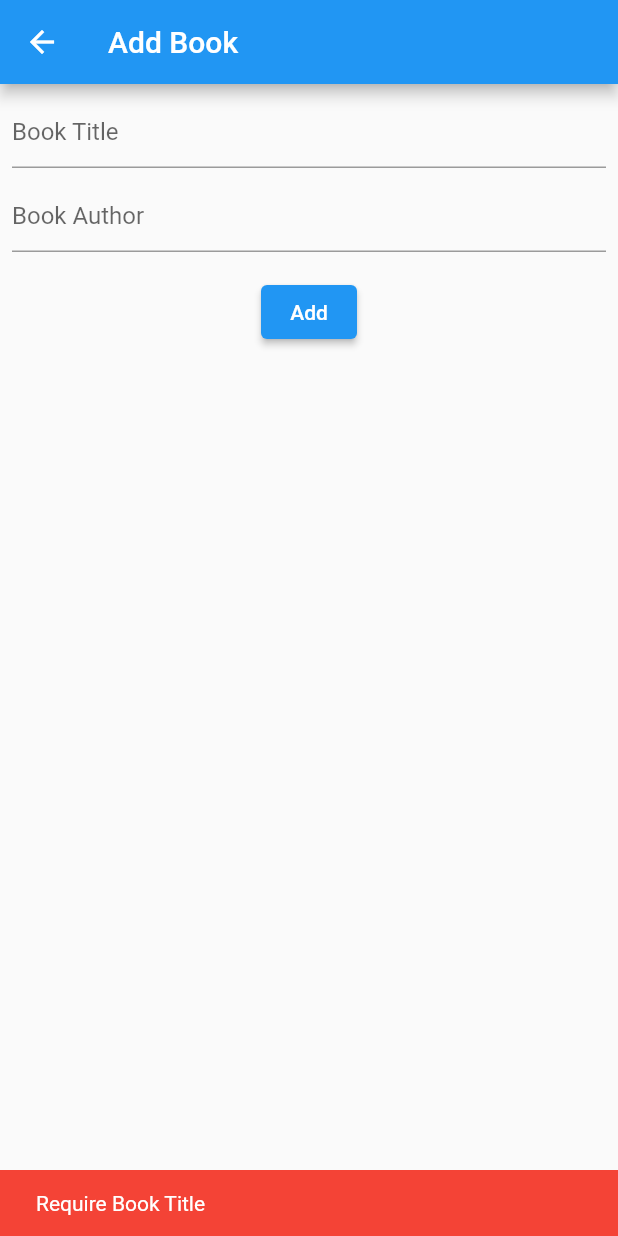
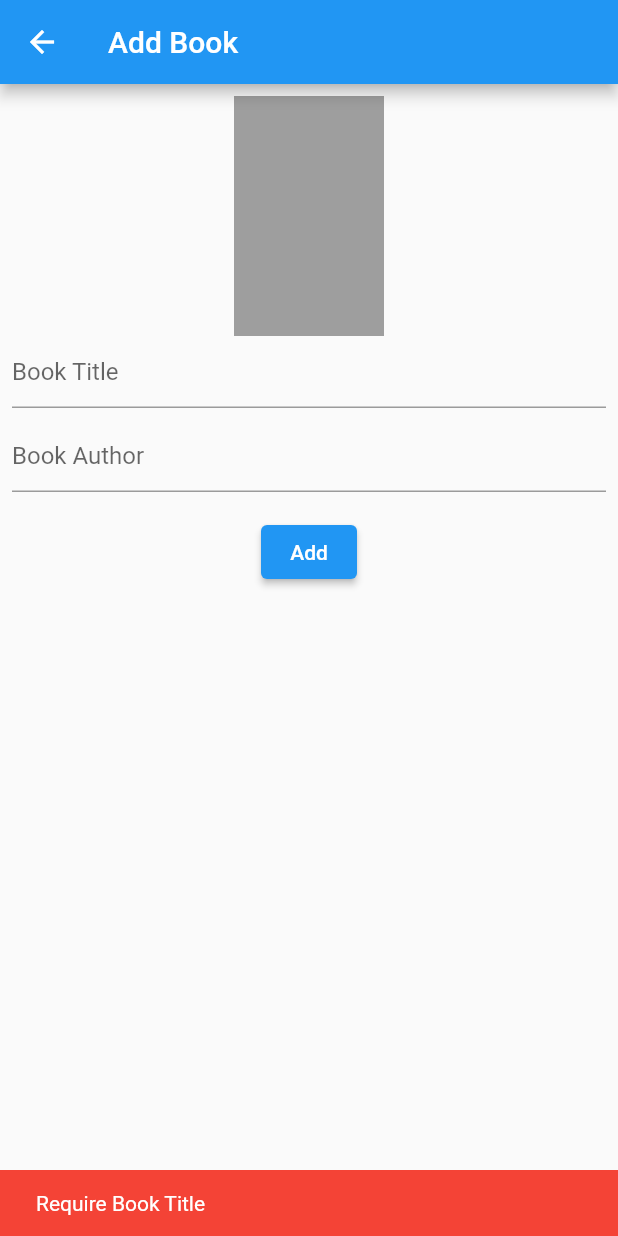
Before and after one commit to mori-9547/flutter_firebase, a Flutter app: the AddBookPage screen opened directly, after a tap on "Add", on a phone screen of 412 x 824 dp. Run offline on Flutter 3.47's test engine with Material 2 defaults, Android fonts, the phone set to English and light mode, and no system bars; our stand-ins replace cloud_firestore, firebase_core, firebase_storage, flutter_slidable, image_picker; accounts and stored records are empty.

```diff
--- a/lib/add_book/add_book_model.dart
+++ b/lib/add_book/add_book_model.dart
@@ -1,9 +1,27 @@
+import 'dart:io';
+
 import 'package:cloud_firestore/cloud_firestore.dart';
+import 'package:firebase_storage/firebase_storage.dart';
 import 'package:flutter/material.dart';
+import 'package:image_picker/image_picker.dart';
 
 class AddBookModel extends ChangeNotifier {
   String? title;
   String? author;
+  File? imageFile;
+  bool isLoading = false;
+
+  final picker = ImagePicker();
+
+  void startLoading() {
+    isLoading = true;
+    notifyListeners();
+  }
+
+  void endLoading() {
+    isLoading = false;
+    notifyListeners();
+  }
 
   Future addBook() async {
     if (title == null || title!.isEmpty) {
@@ -14,9 +32,28 @@ class AddBookModel extends ChangeNotifier {
       throw 'Require Book Author';
     }
 
+    final doc = FirebaseFirestore.instance.collection('books').doc();
+    String? imgUrl;
+    if (imageFile != null) {
+      final task = await FirebaseStorage.instance
+          .ref('books/${doc.id}')
+          .putFile(imageFile!);
+      imgUrl = await task.ref.getDownloadURL();
+    }
+
     await FirebaseFirestore.instance.collection('books').add({
       'title': title,
       'author': author,
+      'imgUrl': imgUrl,
     });
   }
+
+  Future pickImage() async {
+    final pickedFile = await picker.pickImage(source: ImageSource.gallery);
+
+    if (pickedFile != null) {
+      imageFile = File(pickedFile.path);
+      notifyListeners();
+    }
+  }
 }
--- a/lib/add_book/add_book_page.dart
+++ b/lib/add_book/add_book_page.dart
@@ -13,10 +13,23 @@ class AddBookPage extends StatelessWidget {
         ),
         body: Center(
           child: Consumer<AddBookModel>(builder: (context, model, child) {
-            return Padding(
+            return Stack(children: [
+              Padding(
                 padding: const EdgeInsets.all(8.0),
                 child: Column(
                   children: [
+                    GestureDetector(
+                      child: SizedBox(
+                        width: 100,
+                        height: 160,
+                        child: model.imageFile != null
+                            ? Image.file(model.imageFile!)
+                            : Container(color: Colors.grey),
+                      ),
+                      onTap: () async {
+                        await model.pickImage();
+                      },
+                    ),
                     TextField(
                       decoration: const InputDecoration(
                         hintText: 'Book Title',
@@ -42,6 +55,7 @@ class AddBookPage extends StatelessWidget {
                     ElevatedButton(
                       onPressed: () async {
                         try {
+                          model.startLoading();
                           await model.addBook();
                           Navigator.of(context).pop(true);
                         } catch (e) {
@@ -50,12 +64,23 @@ class AddBookPage extends StatelessWidget {
                             content: Text(e.toString()),
                           );
                           ScaffoldMessenger.of(context).showSnackBar(snackBar);
+                        } finally {
+                          model.endLoading();
                         }
                       },
-                      child: const Text('Add'))
+                      child: const Text('Add'),
+                    )
                   ],
                 ),
-            );
+              ),
+              if (model.isLoading)
+                Container(
+                  color: Colors.black54,
+                  child: const Center(
+                    child: CircularProgressIndicator(),
+                  ),
+                ),
+            ]);
           }),
         ),
       ),
--- a/lib/book_list/book_list_model.dart
+++ b/lib/book_list/book_list_model.dart
@@ -3,8 +3,6 @@ import 'package:flutter/material.dart';
 import 'package:flutter_firebase/domain/book.dart';
 
 class BookListModel extends ChangeNotifier {
-  // final Stream<QuerySnapshot> _booksStream =
-  //     FirebaseFirestore.instance.collection('books').snapshots();
   final _bookCollection = FirebaseFirestore.instance.collection('books');
 
   List<Book>? books;
@@ -17,19 +15,12 @@ class BookListModel extends ChangeNotifier {
       final String id = document.id;
       final String title = data['title'];
       final String author = data['author'];
-      return Book(id, title, author);
+      final String? imgUrl = data['imgUrl'];
+      return Book(id, title, author, imgUrl);
     }).toList();
 
-    // _booksStream.listen((QuerySnapshot snapshot) {
-    // final List<Book> books = snapshot.docs.map((DocumentSnapshot document) {
-    //   Map<String, dynamic> data = document.data()! as Map<String, dynamic>;
-    //   final String title = data['title'];
-    //   final String author = data['author'];
-    //   return Book(title, author);
-    // }).toList();
     this.books = books;
     notifyListeners();
-    // });
   }
 
   Future delete(Book book) {
--- a/lib/book_list/book_list_page.dart
+++ b/lib/book_list/book_list_page.dart
@@ -65,6 +65,9 @@ class BookListPage extends StatelessWidget {
                       ],
                     ),
                     child: ListTile(
+                      leading: book.imgUrl != null
+                          ? Image.network(book.imgUrl!)
+                          : null,
                       title: Text(book.title),
                       subtitle: Text(book.author),
                     ),
--- a/lib/domain/book.dart
+++ b/lib/domain/book.dart
@@ -1,7 +1,8 @@
 class Book {
-  Book(this.id, this.title, this.author);
+  Book(this.id, this.title, this.author, this.imgUrl);
 
   String id;
   String title;
   String author;
+  String? imgUrl;
 }
--- a/pubspec.yaml
+++ b/pubspec.yaml
@@ -15,6 +15,8 @@ dependencies:
   cloud_firestore: ^3.1.0
   provider: ^6.0.1
   flutter_slidable: ^1.1.0
+  firebase_storage: ^10.1.0
+  image_picker:
 
 dev_dependencies:
   flutter_test:
```
Also changed, not shown: pubspec.lock, 3 other files. Lines whose indentation alone changed are shown as unchanged.
